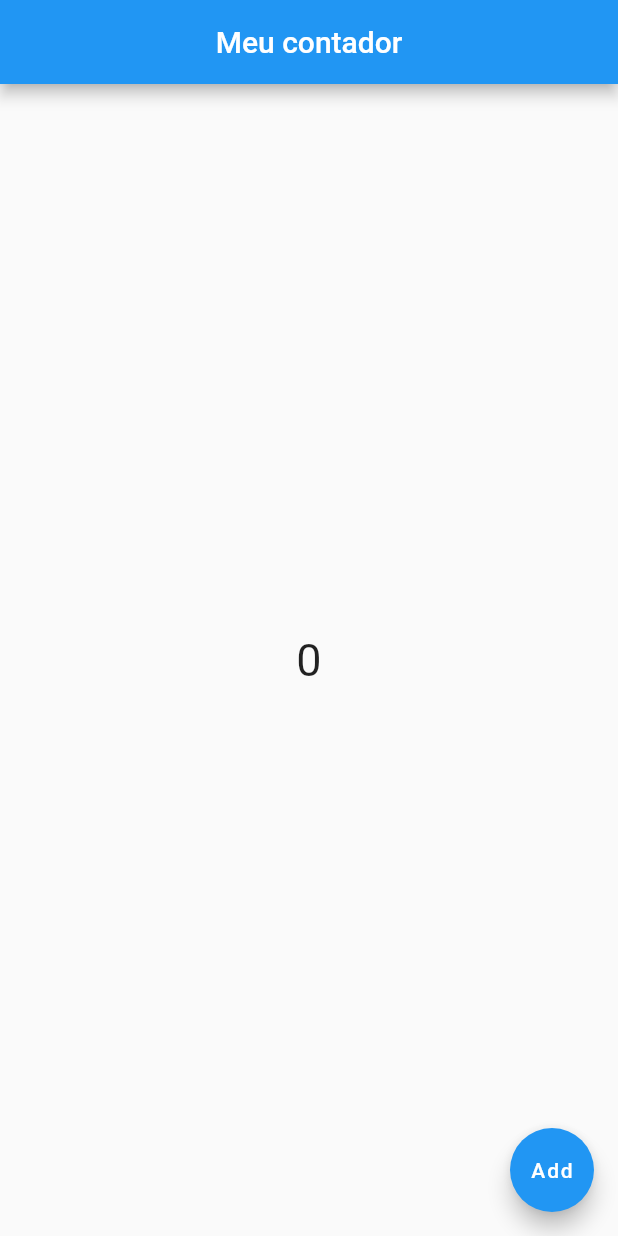
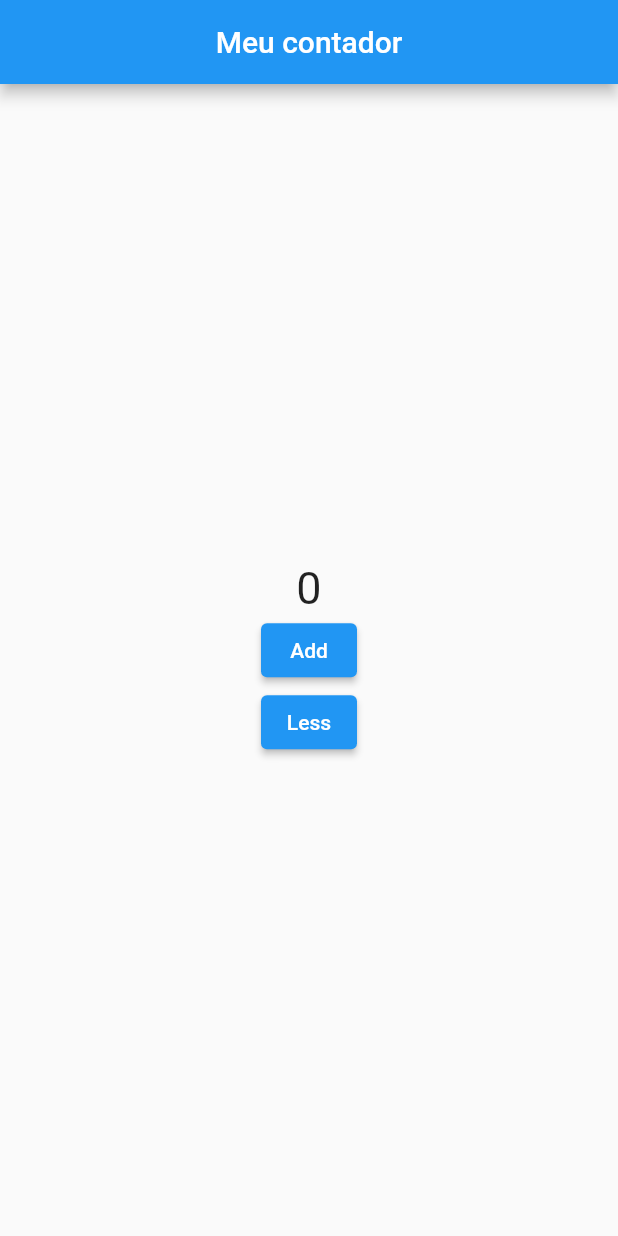
Before and after one commit to GuilhermeVendramini/contador, a Flutter app: the screen it shows after launch, on a phone screen of 412 x 824 dp. Run offline on Flutter 3.47's test engine with Material 2 defaults, Android fonts, the phone set to English and light mode, and no system bars.

Commit message:
contador exemplo

```diff
--- a/contador/lib/main.dart
+++ b/contador/lib/main.dart
@@ -42,17 +42,31 @@ class _MyPageState extends State<MyPage> {
         centerTitle: true,
       ),
       body: Center(
-        child: Text(
+        child: Column(
+          mainAxisAlignment: MainAxisAlignment.center,
+          children: [
+            Text(
               '$count',
               style: TextStyle(
                 fontSize: 30.0,
               ),
             ),
-      ),
-      floatingActionButton: FloatingActionButton(
+            ElevatedButton(
               child: Text('Add'),
               onPressed: _counter,
             ),
+            ElevatedButton(
+                child: Text('Less'),
+                onPressed: () {
+                  print('TODO');
+                }),
+          ],
+        ),
+      ),
+      // floatingActionButton: FloatingActionButton(
+      //   child: Text('Add'),
+      //   onPressed: _counter,
+      // ),
     );
   }
 }
```
Lines whose indentation alone changed are shown as unchanged.
